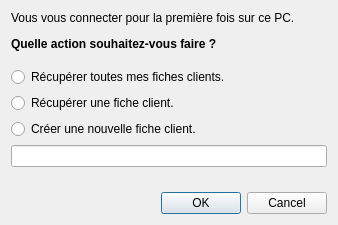
This is gui/Viewer/forms/choosedialog.ui in Krozark/Salamandre as Qt 5 draws it before an edit. The edited form follows.
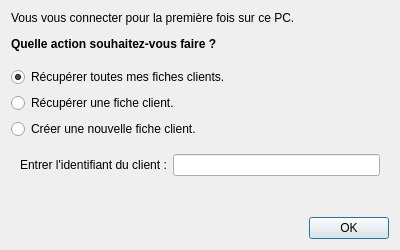
This is the edited form.

What changed in the file:
```diff
--- a/gui/Viewer/forms/choosedialog.ui
+++ b/gui/Viewer/forms/choosedialog.ui
@@ -6,20 +6,20 @@
    <rect>
     <x>0</x>
     <y>0</y>
-    <width>338</width>
-    <height>225</height>
+    <width>400</width>
+    <height>250</height>
    </rect>
   </property>
   <property name="minimumSize">
    <size>
-    <width>338</width>
-    <height>225</height>
+    <width>400</width>
+    <height>250</height>
    </size>
   </property>
   <property name="maximumSize">
    <size>
-    <width>338</width>
-    <height>225</height>
+    <width>400</width>
+    <height>250</height>
    </size>
   </property>
   <property name="windowTitle">
@@ -61,6 +61,9 @@
          <property name="text">
           <string>Récupérer toutes mes fiches clients.</string>
          </property>
+         <property name="checked">
+          <bool>true</bool>
+         </property>
         </widget>
        </item>
        <item>
@@ -80,7 +83,32 @@
       </layout>
      </item>
      <item>
-      <widget class="QLineEdit" name="lineEdit_clientNumber"/>
+      <widget class="QWidget" name="widget_clientNumber" native="true">
+       <property name="minimumSize">
+        <size>
+         <width>0</width>
+         <height>0</height>
+        </size>
+       </property>
+       <layout class="QHBoxLayout" name="horizontalLayout">
+        <item>
+         <widget class="QLabel" name="label_clientNumber">
+          <property name="text">
+           <string>Entrer l'identifiant du client :</string>
+          </property>
+         </widget>
+        </item>
+        <item>
+         <widget class="QLineEdit" name="lineEdit_clientNumber">
+          <property name="inputMethodHints">
+           <set>Qt::ImhNone</set>
+          </property>
+         </widget>
+        </item>
+       </layout>
+      </widget>
+     </item>
+    </layout>
      </item>
      <item>
       <spacer name="verticalSpacer">
@@ -95,15 +123,13 @@
        </property>
       </spacer>
      </item>
-    </layout>
-   </item>
    <item>
     <widget class="QDialogButtonBox" name="buttonBox">
      <property name="orientation">
       <enum>Qt::Horizontal</enum>
      </property>
      <property name="standardButtons">
-      <set>QDialogButtonBox::Cancel|QDialogButtonBox::Ok</set>
+      <set>QDialogButtonBox::Ok</set>
      </property>
     </widget>
    </item>
```
Lines whose indentation alone changed are shown as unchanged.
